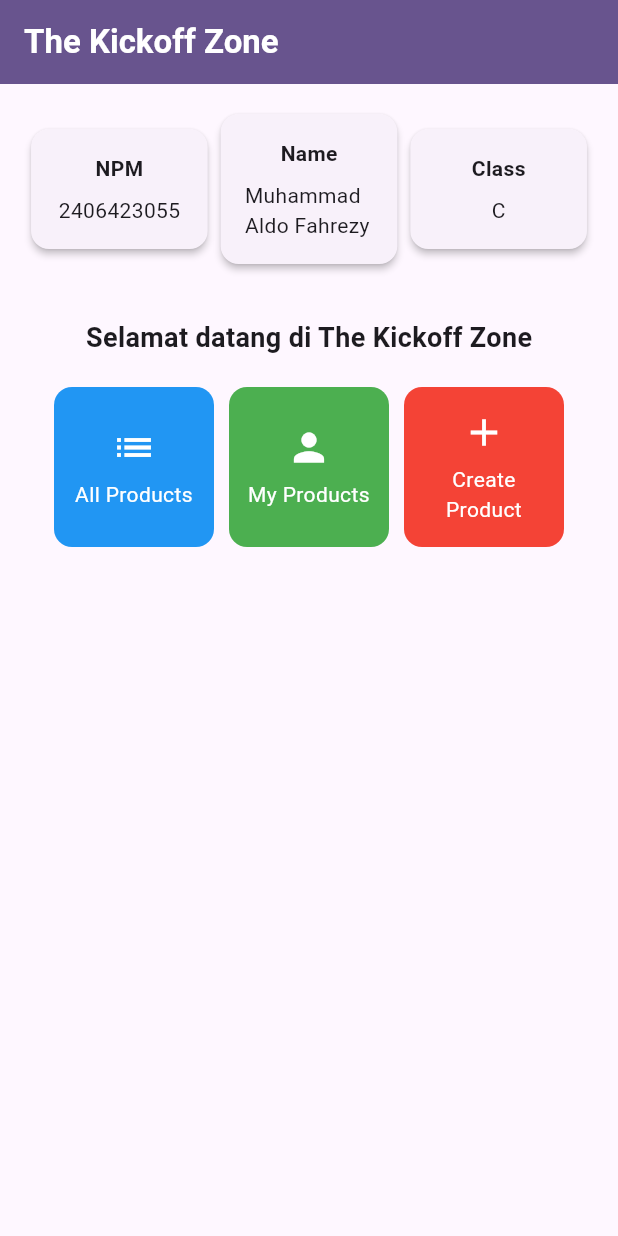
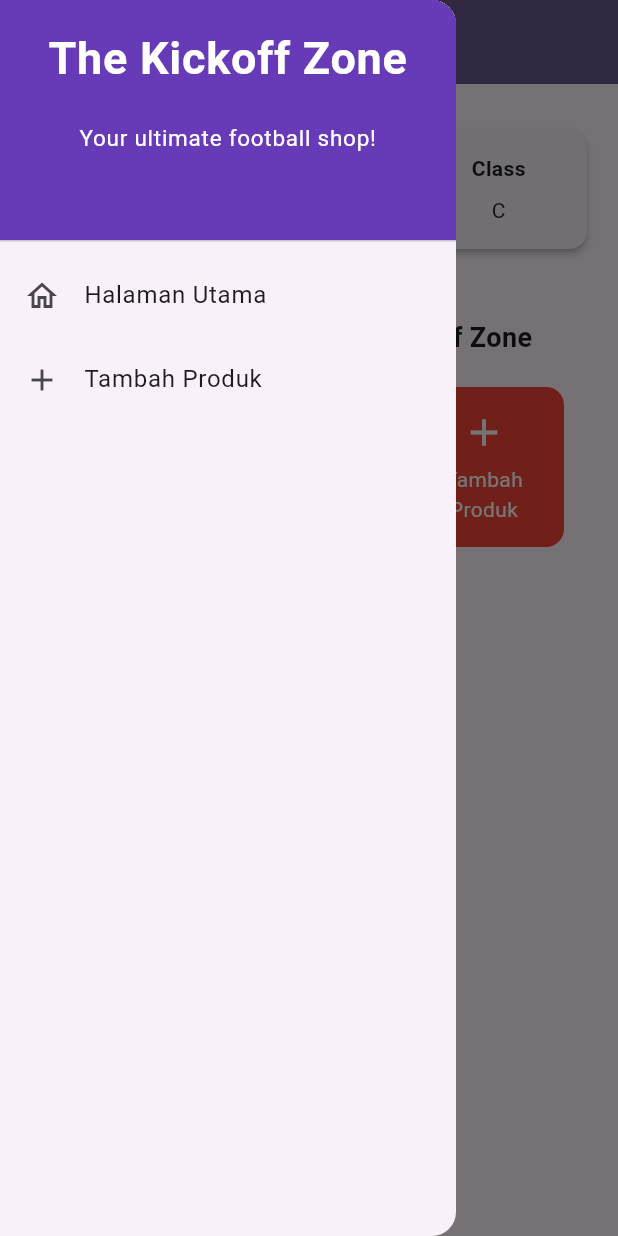
Before and after one commit to aldofahrezy/football-shop-mobile, a Flutter app: the screen it shows after launch, with the side drawer open (before the commit the screen has no drawer), on a phone screen of 412 x 824 dp. Run offline on Flutter 3.47's test engine with Material 3 defaults, Android fonts, the phone set to English and light mode, and no system bars.

Commit message:
Tugas Individu 8: Flutter Navigation, Layouts, Forms, and Input Elements

```diff
--- a/lib/menu.dart
+++ b/lib/menu.dart
@@ -1,4 +1,6 @@
 import 'package:flutter/material.dart';
+import 'product_form.dart';
+import 'widgets/left_drawer.dart';
 
 class MyHomePage extends StatelessWidget {
   MyHomePage({super.key});
@@ -10,7 +12,7 @@ class MyHomePage extends StatelessWidget {
   final List<ItemHomepage> items = [
     ItemHomepage("All Products", Icons.list, Colors.blue),
     ItemHomepage("My Products", Icons.person, Colors.green),
-    ItemHomepage("Create Product", Icons.add, Colors.red),
+    ItemHomepage("Tambah Produk", Icons.add, Colors.red),
   ];
 
   @override
@@ -27,6 +29,7 @@ class MyHomePage extends StatelessWidget {
         // Warna latar belakang AppBar diambil dari skema warna tema aplikasi.
         backgroundColor: Theme.of(context).colorScheme.primary,
       ),
+      drawer: const LeftDrawer(),
       // Body halaman dengan padding di sekelilingnya.
       body: Padding(
         padding: const EdgeInsets.all(16.0),
@@ -153,6 +156,14 @@ class ItemCard extends StatelessWidget {
             ..showSnackBar(
               SnackBar(content: Text("Kamu telah menekan tombol ${item.name}")),
             );
+
+          // Navigate to form if "Tambah Produk"
+          if (item.name == "Tambah Produk") {
+            Navigator.push(
+              context,
+              MaterialPageRoute(builder: (context) => const ProductFormPage()),
+            );
+          }
         },
         // Container untuk menyimpan Icon dan Text
         child: Container(
--- /dev/null
+++ b/lib/widgets/left_drawer.dart
@@ -0,0 +1,61 @@
+import 'package:flutter/material.dart';
+import '../menu.dart';
+import '../product_form.dart';
+
+class LeftDrawer extends StatelessWidget {
+  const LeftDrawer({super.key});
+
+  @override
+  Widget build(BuildContext context) {
+    return Drawer(
+      child: ListView(
+        children: [
+          const DrawerHeader(
+            decoration: BoxDecoration(color: Colors.deepPurple),
+            child: Column(
+              children: [
+                Text(
+                  'The Kickoff Zone',
+                  textAlign: TextAlign.center,
+                  style: TextStyle(
+                    fontSize: 30,
+                    fontWeight: FontWeight.bold,
+                    color: Colors.white,
+                  ),
+                ),
+                Padding(padding: EdgeInsets.all(10)),
+                Text(
+                  "Your ultimate football shop!",
+                  textAlign: TextAlign.center,
+                  style: TextStyle(fontSize: 15, color: Colors.white),
+                ),
+              ],
+            ),
+          ),
+          ListTile(
+            leading: const Icon(Icons.home_outlined),
+            title: const Text('Halaman Utama'),
+            onTap: () {
+              Navigator.pushReplacement(
+                context,
+                MaterialPageRoute(builder: (context) => MyHomePage()),
+              );
+            },
+          ),
+          ListTile(
+            leading: const Icon(Icons.add),
+            title: const Text('Tambah Produk'),
+            onTap: () {
+              Navigator.pushReplacement(
+                context,
+                MaterialPageRoute(
+                  builder: (context) => const ProductFormPage(),
+                ),
+              );
+            },
+          ),
+        ],
+      ),
+    );
+  }
+}
```
Also changed, not shown: lib/product_form.dart (added, +242 -0 lines), 1 other file.
